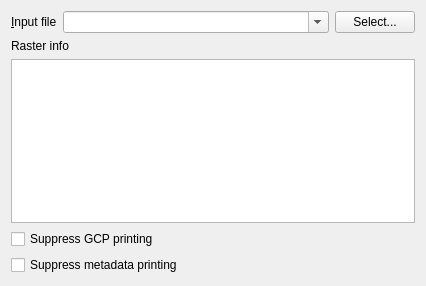
This is qgis/python/plugins/GdalTools/tools/widgetInfo.ui in sourcepole/qgis as Qt 5 draws it before an edit. The edited form follows.
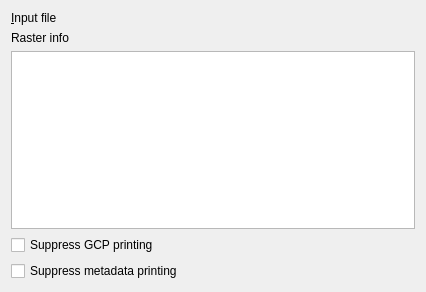
This is the edited form. Custom widgets are drawn as their Qt base class.

Commit message: avoid changes of the input layer when layers in canvas changed

What changed in the file:
```diff
--- a/qgis/python/plugins/GdalTools/tools/widgetInfo.ui
+++ b/qgis/python/plugins/GdalTools/tools/widgetInfo.ui
@@ -7,7 +7,7 @@
     <x>0</x>
     <y>0</y>
     <width>426</width>
-    <height>286</height>
+    <height>292</height>
    </rect>
   </property>
   <property name="sizePolicy">
@@ -21,39 +21,19 @@
   </property>
   <layout class="QVBoxLayout" name="verticalLayout">
    <item>
-    <layout class="QHBoxLayout" name="horizontalLayout">
-     <item>
+    <layout class="QFormLayout" name="formLayout">
+     <item row="0" column="0">
       <widget class="QLabel" name="label">
        <property name="text">
         <string>&amp;Input file</string>
        </property>
        <property name="buddy">
-        <cstring>selectInputFileButton</cstring>
+        <cstring>inSelector</cstring>
        </property>
       </widget>
      </item>
-     <item>
-      <widget class="QComboBox" name="inputLayerCombo">
-       <property name="sizePolicy">
-        <sizepolicy hsizetype="Expanding" vsizetype="Fixed">
-         <horstretch>0</horstretch>
-         <verstretch>0</verstretch>
-        </sizepolicy>
-       </property>
-       <property name="editable">
-        <bool>true</bool>
-       </property>
-       <property name="insertPolicy">
-        <enum>QComboBox::NoInsert</enum>
-       </property>
-      </widget>
-     </item>
-     <item>
-      <widget class="QPushButton" name="selectInputFileButton">
-       <property name="text">
-        <string>Select...</string>
-       </property>
-      </widget>
+     <item row="0" column="1">
+      <widget class="GdalToolsInOutSelector" name="inSelector" native="true"/>
      </item>
     </layout>
    </item>
@@ -93,6 +73,14 @@
    </item>
   </layout>
  </widget>
+ <customwidgets>
+  <customwidget>
+   <class>GdalToolsInOutSelector</class>
+   <extends>QWidget</extends>
+   <header>inOutSelector</header>
+   <container>1</container>
+  </customwidget>
+ </customwidgets>
  <resources/>
  <connections/>
 </ui>
```
The commit also changes 41 other files.
